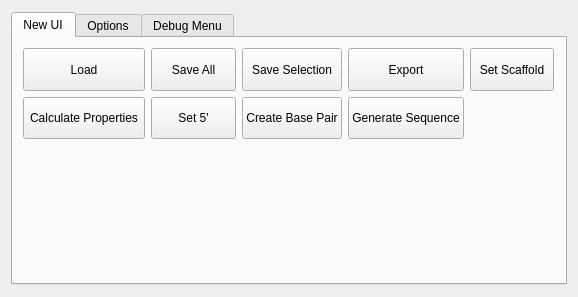
The window that AdenitaCoreSE/form/SEAdenitaCoreSEAppGUI.ui (edellano/Adenita-SAMSON-Edition-Linux) describes before a commit, drawn with Qt 5.
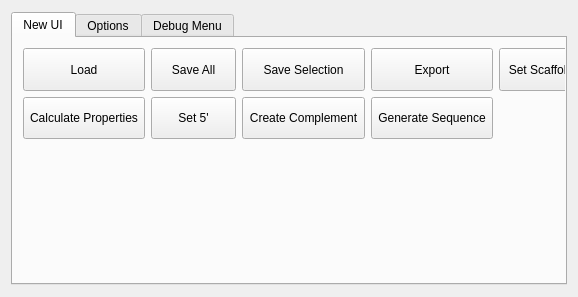
The same window after the commit.

Commit message: Added remaining icons

```diff
--- a/AdenitaCoreSE/form/SEAdenitaCoreSEAppGUI.ui
+++ b/AdenitaCoreSE/form/SEAdenitaCoreSEAppGUI.ui
@@ -72,7 +72,7 @@
           <rect>
            <x>10</x>
            <y>10</y>
-           <width>531</width>
+           <width>560</width>
            <height>91</height>
           </rect>
          </property>
@@ -240,21 +240,8 @@
             </property>
            </widget>
           </item>
-          <item row="1" column="2">
-           <widget class="QPushButton" name="btnCreateBasePair">
-            <property name="sizePolicy">
-             <sizepolicy hsizetype="Expanding" vsizetype="Expanding">
-              <horstretch>0</horstretch>
-              <verstretch>0</verstretch>
-             </sizepolicy>
-            </property>
-            <property name="text">
-             <string>Create Base Pair</string>
-            </property>
-           </widget>
-          </item>
           <item row="1" column="3">
-           <widget class="QPushButton" name="btnGenerateSequence">
+           <widget class="QToolButton" name="btnGenerateSequence">
             <property name="sizePolicy">
              <sizepolicy hsizetype="Expanding" vsizetype="Expanding">
               <horstretch>0</horstretch>
@@ -264,6 +251,25 @@
             <property name="text">
              <string>Generate Sequence</string>
             </property>
+            <property name="toolButtonStyle">
+             <enum>Qt::ToolButtonTextUnderIcon</enum>
+            </property>
+           </widget>
+          </item>
+          <item row="1" column="2">
+           <widget class="QToolButton" name="btnCreateBasePair">
+            <property name="sizePolicy">
+             <sizepolicy hsizetype="Expanding" vsizetype="Expanding">
+              <horstretch>0</horstretch>
+              <verstretch>0</verstretch>
+             </sizepolicy>
+            </property>
+            <property name="text">
+             <string>Create Complement</string>
+            </property>
+            <property name="toolButtonStyle">
+             <enum>Qt::ToolButtonTextUnderIcon</enum>
+            </property>
            </widget>
           </item>
          </layout>
```
Left out of the diff: 32 changed lines with no effect on the pictures. The commit also changes 1 other file.
